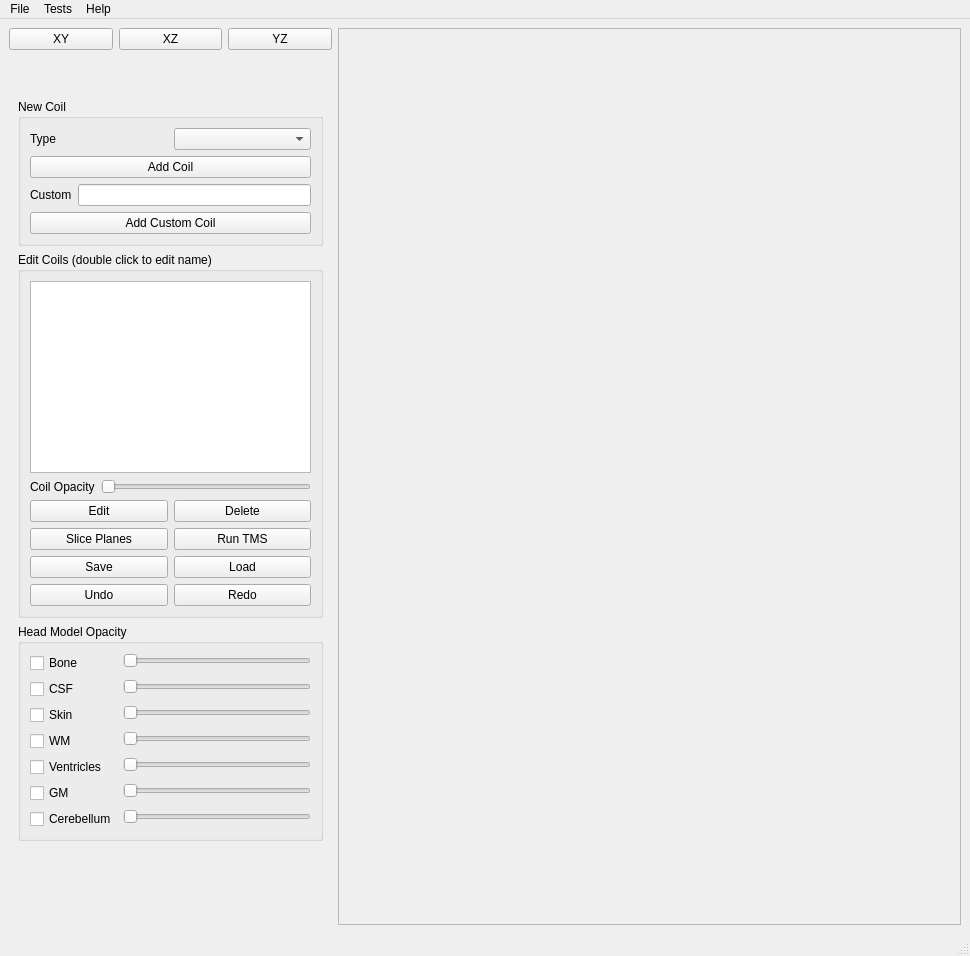
This is src/bemfmm/gui/gui.ui in BEM-FMM-Team/bem-fmm-python as Qt 5 draws it before an edit. The edited form follows.
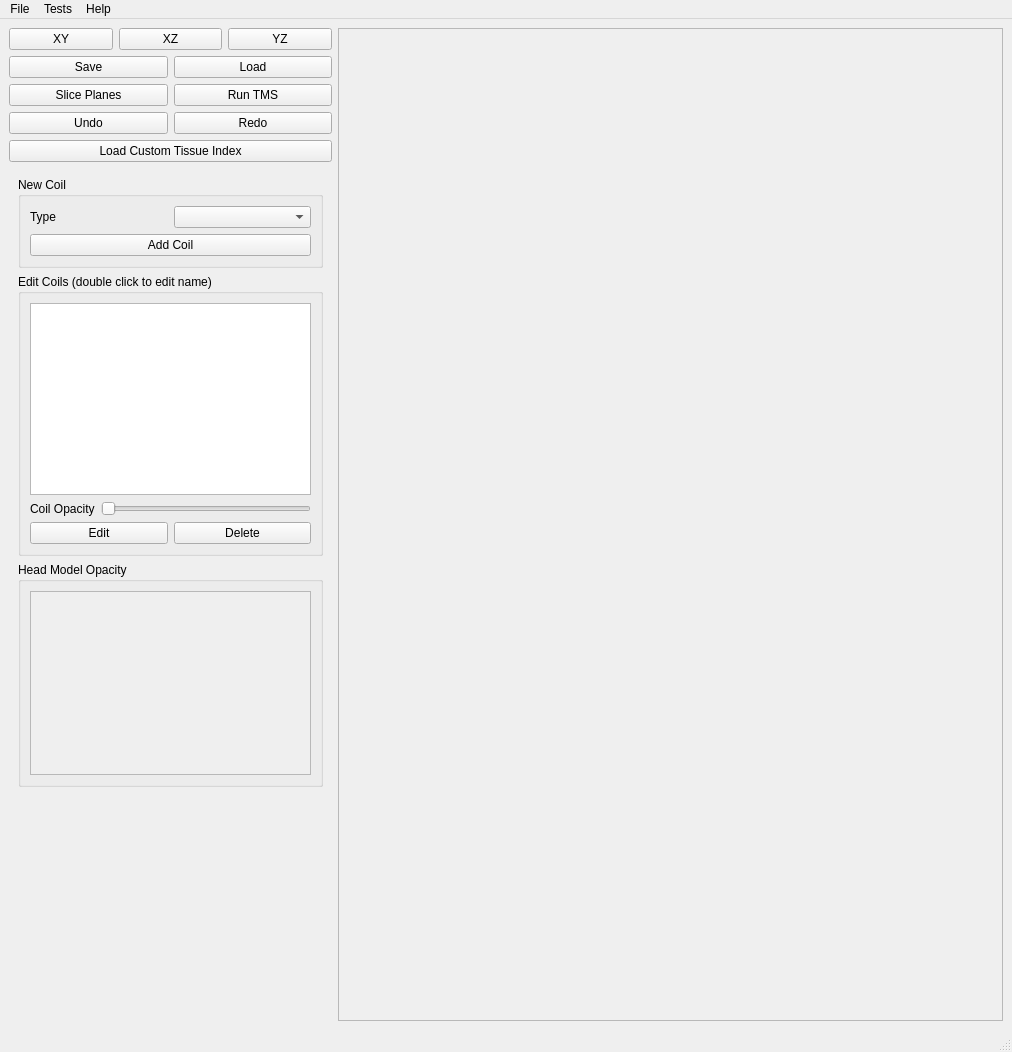
This is the edited form.

Commit message: feat: select tissue index

The edit to the form file:
```diff
--- a/src/bemfmm/gui/gui.ui
+++ b/src/bemfmm/gui/gui.ui
@@ -6,8 +6,8 @@
    <rect>
     <x>0</x>
     <y>0</y>
-    <width>970</width>
-    <height>956</height>
+    <width>1012</width>
+    <height>1052</height>
    </rect>
   </property>
   <property name="windowTitle">
@@ -46,17 +46,57 @@
        </layout>
       </item>
       <item>
-       <spacer name="verticalSpacer_5">
-        <property name="orientation">
-         <enum>Qt::Orientation::Vertical</enum>
+       <layout class="QGridLayout" name="gridLayout_2">
+        <item row="1" column="0">
+         <widget class="QPushButton" name="PlanePlaceButton">
+          <property name="text">
+           <string>Slice Planes</string>
+          </property>
+         </widget>
+        </item>
+        <item row="0" column="1">
+         <widget class="QPushButton" name="Load">
+          <property name="text">
+           <string>Load</string>
+          </property>
+         </widget>
+        </item>
+        <item row="0" column="0">
+         <widget class="QPushButton" name="Save">
+          <property name="text">
+           <string>Save</string>
+          </property>
+         </widget>
+        </item>
+        <item row="1" column="1">
+         <widget class="QPushButton" name="Run">
+          <property name="text">
+           <string>Run TMS</string>
+          </property>
+         </widget>
+        </item>
+        <item row="2" column="0">
+         <widget class="QPushButton" name="Undo">
+          <property name="text">
+           <string>Undo</string>
+          </property>
+         </widget>
+        </item>
+        <item row="2" column="1">
+         <widget class="QPushButton" name="Redo">
+          <property name="text">
+           <string>Redo</string>
+          </property>
+         </widget>
+        </item>
+       </layout>
+      </item>
+      <item>
+       <widget class="QPushButton" name="loadTissueIndex">
+        <property name="text">
+         <string>Load Custom Tissue Index</string>
         </property>
-        <property name="sizeHint" stdset="0">
-         <size>
-          <width>20</width>
-          <height>40</height>
-         </size>
-        </property>
-       </spacer>
+       </widget>
       </item>
       <item>
        <widget class="QStackedWidget" name="stackedWidget">
@@ -95,25 +135,7 @@
                 </widget>
                </item>
                <item>
-                <layout class="QHBoxLayout" name="horizontalLayout_5">
-                 <item>
-                  <widget class="QLabel" name="label">
-                   <property name="text">
-                    <string>Custom</string>
-                   </property>
-                  </widget>
-                 </item>
-                 <item>
-                  <widget class="QLineEdit" name="CustomCoilEntry"/>
-                 </item>
-                </layout>
-               </item>
-               <item>
-                <widget class="QPushButton" name="AddCustomCoil">
-                 <property name="text">
-                  <string>Add Custom Coil</string>
-                 </property>
-                </widget>
+                <layout class="QHBoxLayout" name="horizontalLayout_5"/>
                </item>
               </layout>
              </widget>
@@ -160,13 +182,6 @@
              </item>
              <item>
               <layout class="QGridLayout" name="gridLayout">
-               <item row="3" column="1">
-                <widget class="QPushButton" name="Redo">
-                 <property name="text">
-                  <string>Redo</string>
-                 </property>
-                </widget>
-               </item>
                <item row="0" column="0">
                 <widget class="QPushButton" name="Edit">
                  <property name="text">
@@ -174,13 +189,6 @@
                  </property>
                 </widget>
                </item>
-               <item row="3" column="0">
-                <widget class="QPushButton" name="Undo">
-                 <property name="text">
-                  <string>Undo</string>
-                 </property>
-                </widget>
-               </item>
                <item row="0" column="1">
                 <widget class="QPushButton" name="Delete">
                  <property name="text">
@@ -188,34 +196,6 @@
                  </property>
                 </widget>
                </item>
-               <item row="2" column="0">
-                <widget class="QPushButton" name="Save">
-                 <property name="text">
-                  <string>Save</string>
-                 </property>
-                </widget>
-               </item>
-               <item row="2" column="1">
-                <widget class="QPushButton" name="Load">
-                 <property name="text">
-                  <string>Load</string>
-                 </property>
-                </widget>
-               </item>
-               <item row="1" column="1">
-                <widget class="QPushButton" name="Run">
-                 <property name="text">
-                  <string>Run TMS</string>
-                 </property>
-                </widget>
-               </item>
-               <item row="1" column="0">
-                <widget class="QPushButton" name="PlanePlaceButton">
-                 <property name="text">
-                  <string>Slice Planes</string>
-                 </property>
-                </widget>
-               </item>
               </layout>
              </item>
             </layout>
@@ -226,121 +206,27 @@
             <property name="title">
              <string>Head Model Opacity</string>
             </property>
-            <layout class="QFormLayout" name="formLayout">
-             <item row="2" column="0">
-              <widget class="QCheckBox" name="bone">
-               <property name="text">
-                <string>Bone</string>
+            <layout class="QHBoxLayout" name="horizontalLayout_7">
+             <item>
+              <widget class="QScrollArea" name="scrollArea">
+               <property name="widgetResizable">
+                <bool>true</bool>
                </property>
-              </widget>
-             </item>
-             <item row="3" column="0">
-              <widget class="QCheckBox" name="csf">
-               <property name="text">
-                <string>CSF</string>
-               </property>
-              </widget>
-             </item>
-             <item row="3" column="1">
-              <widget class="QSlider" name="csfAlpha">
-               <property name="orientation">
-                <enum>Qt::Orientation::Horizontal</enum>
-               </property>
-              </widget>
-             </item>
-             <item row="4" column="0">
-              <widget class="QCheckBox" name="skin">
-               <property name="text">
-                <string>Skin</string>
-               </property>
-              </widget>
-             </item>
-             <item row="4" column="1">
-              <widget class="QSlider" name="skinAlpha">
-               <property name="orientation">
-                <enum>Qt::Orientation::Horizontal</enum>
-               </property>
-              </widget>
-             </item>
-             <item row="5" column="0">
-              <widget class="QCheckBox" name="wm">
-               <property name="text">
-                <string>WM</string>
-               </property>
-              </widget>
-             </item>
-             <item row="5" column="1">
-              <widget class="QSlider" name="wmAlpha">
-               <property name="orientation">
-                <enum>Qt::Orientation::Horizontal</enum>
-               </property>
-              </widget>
-             </item>
-             <item row="6" column="0">
-              <widget class="QCheckBox" name="ventricles">
-               <property name="text">
-                <string>Ventricles</string>
-               </property>
-              </widget>
-             </item>
-             <item row="6" column="1">
-              <widget class="QSlider" name="ventriclesAlpha">
-               <property name="orientation">
-                <enum>Qt::Orientation::Horizontal</enum>
-               </property>
-              </widget>
-             </item>
-             <item row="7" column="0">
-              <widget class="QCheckBox" name="gm">
-               <property name="text">
-                <string>GM</string>
-               </property>
-              </widget>
-             </item>
-             <item row="7" column="1">
-              <widget class="QSlider" name="gmAlpha">
-               <property name="orientation">
-                <enum>Qt::Orientation::Horizontal</enum>
-               </property>
-              </widget>
-             </item>
-             <item row="8" column="0">
-              <widget class="QCheckBox" name="cerebellum">
-               <property name="text">
-                <string>Cerebellum</string>
-               </property>
-              </widget>
-             </item>
-             <item row="8" column="1">
-              <widget class="QSlider" name="cerebellumAlpha">
-               <property name="orientation">
-                <enum>Qt::Orientation::Horizontal</enum>
-               </property>
-              </widget>
-             </item>
-             <item row="2" column="1">
-              <widget class="QSlider" name="boneAlpha">
-               <property name="orientation">
-                <enum>Qt::Orientation::Horizontal</enum>
-               </property>
+               <widget class="QWidget" name="scrollAreaWidgetContents">
+                <property name="geometry">
+                 <rect>
+                  <x>0</x>
+                  <y>0</y>
+                  <width>391</width>
+                  <height>124</height>
+                 </rect>
+                </property>
+               </widget>
               </widget>
              </item>
             </layout>
            </widget>
           </item>
-          <item>
-           <spacer name="verticalSpacer_4">
-            <property name="orientation">
-             <enum>Qt::Orientation::Vertical</enum>
-            </property>
-            <property name="sizeHint" stdset="0">
-             <size>
-              <width>20</width>
-              <height>40</height>
-             </size>
-            </property>
-           </spacer>
-          </item>
           <item>
            <spacer name="verticalSpacer_2">
             <property name="orientation">
@@ -738,8 +624,8 @@
     <rect>
      <x>0</x>
      <y>0</y>
-     <width>970</width>
-     <height>33</height>
+     <width>1012</width>
+     <height>25</height>
     </rect>
    </property>
    <widget class="QMenu" name="menuFile">
```
The commit also changes 7 other files.
